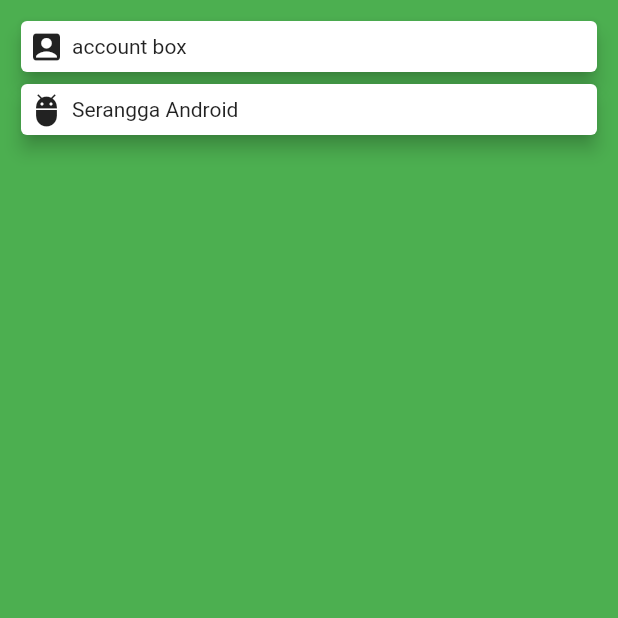
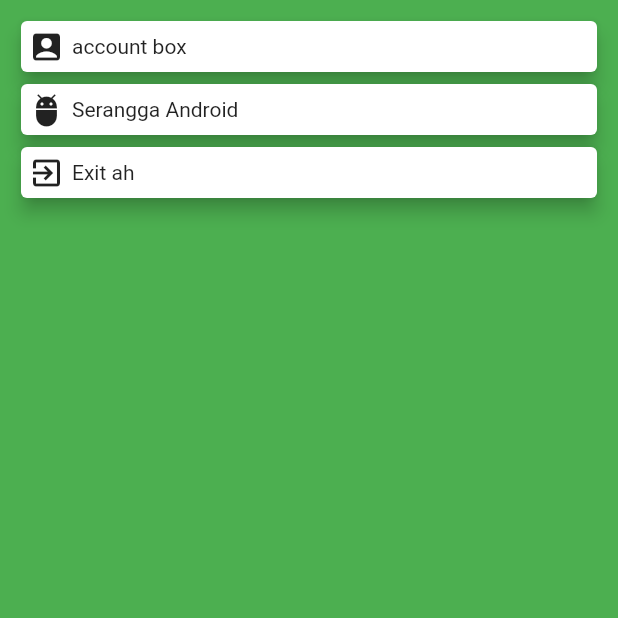
Before and after one commit to emirsaid2/flutter-card-widget, a Flutter app: the screen it shows after launch, on a phone screen of 412 x 824 dp, the top half of it. Run offline on Flutter 3.47's test engine with Material 2 defaults, Android fonts, the phone set to English and light mode, and no system bars.

Commit message:
menambahkan satu buildcard baru

```diff
--- a/lib/main.dart
+++ b/lib/main.dart
@@ -14,6 +14,7 @@ class MyApp extends StatelessWidget {
             children: <Widget>[
               buildCard(Icons.account_box , "account box"),
               buildCard(Icons.adb , "Serangga Android"),
+              buildCard(Icons.exit_to_app, "Exit ah")
             ],
           ),
         ),
```
